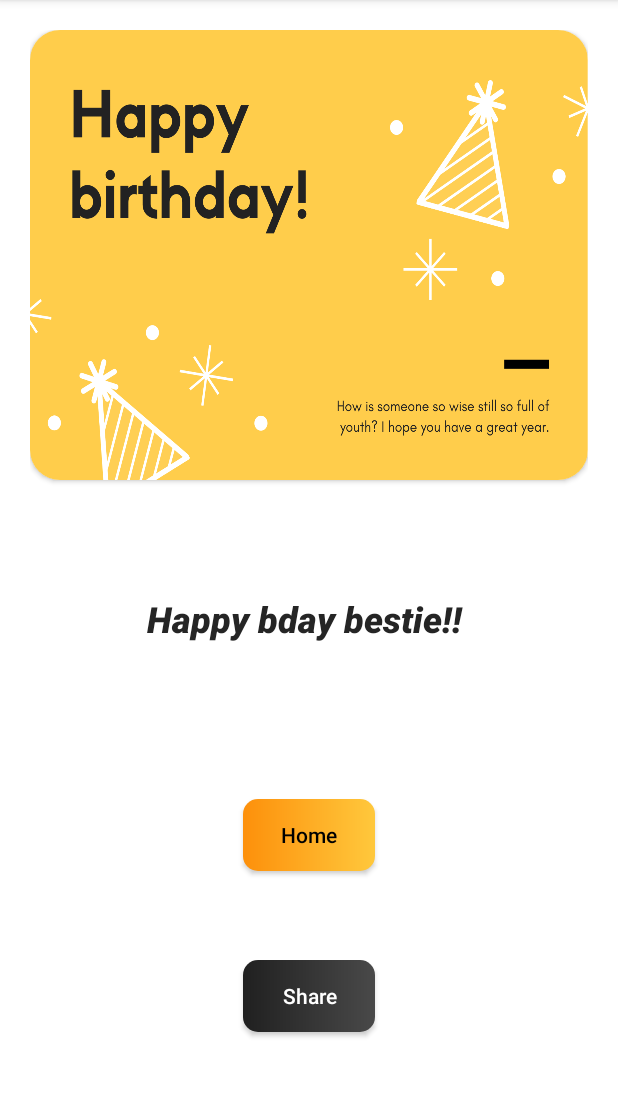
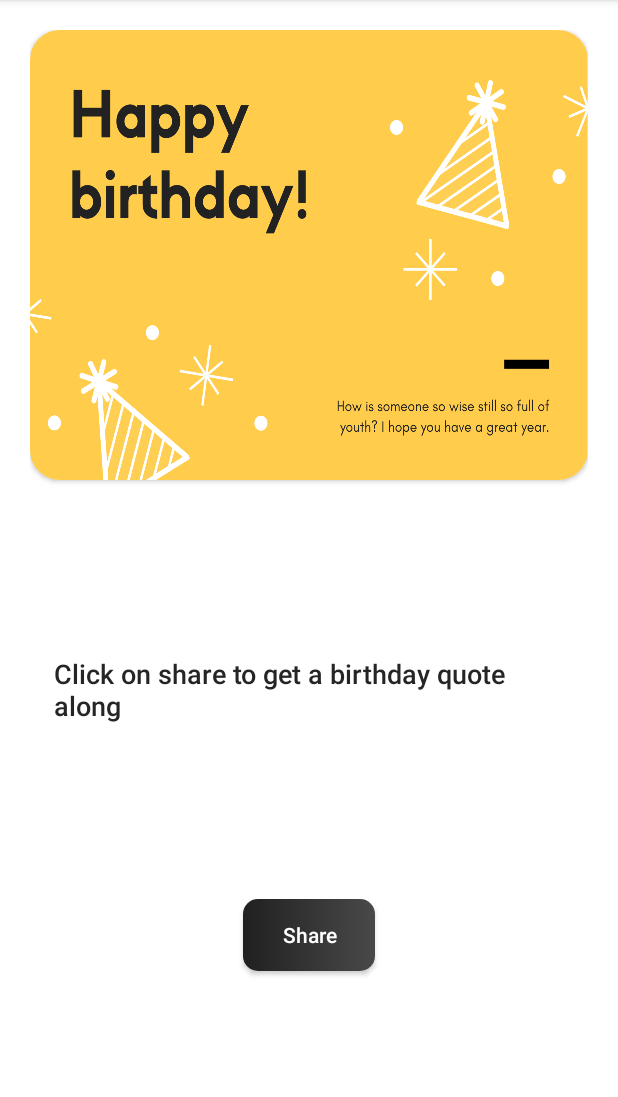
Before and after one commit to Shiv-flexhub/Birthday_card2.O, an Android app: the screen it shows after launch (LayoutFour), after a tap on "CARD 4", on a phone screen of 412 x 824 dp, the part 84-1181 px from its top. Run offline under Robolectric (Android 15) with nearby library versions, the phone set to English and light mode, and no system bars.

Commit message:
-Removed "back to home page button" from all the layouts -Added six different quotes -updated the textview

```diff
--- a/app/src/main/java/com/example/birthday_card2o/LayoutFour.kt
+++ b/app/src/main/java/com/example/birthday_card2o/LayoutFour.kt
@@ -18,13 +18,9 @@ class LayoutFour : AppCompatActivity() {
         setContentView(binding.root)
 
         val nameFour = intent.getStringExtra("EXTRA_NAME")
-        binding.tvReceiveFour.text = "Happy bday bestie!! \n $nameFour"
+        binding.tvReceiveFour.text = "Click on share to get a birthday quote along"
 
-        binding.btnLayoutFourBack.setOnClickListener {
-            Intent(this,MainActivity::class.java).also{
-                startActivity(it)
-            }
-        }
+
 
         binding.btnShareFour.setOnClickListener{
             // Step 1: Create Share intent
@@ -42,7 +38,9 @@ class LayoutFour : AppCompatActivity() {
             // Step 5: Get URI of saved image
             val uri = Uri.parse(path)
 
-            intent.putExtra(Intent.EXTRA_TEXT, "Happy Birthday $nameFour")
+            intent.putExtra(Intent.EXTRA_TEXT, "Happy birthday to one of my best friends. Here’s " +
+                    "to another year of laughing at our own jokes and keeping each other sane! Love you " +
+                    "and once again many many happy returns of the day *_${nameFour}_*!")
 
             // Step 6: Put Uri as extra to share intent
             intent.putExtra(Intent.EXTRA_STREAM, uri)
--- a/app/src/main/res/layout/layout_four.xml
+++ b/app/src/main/res/layout/layout_four.xml
@@ -40,27 +40,27 @@
         android:padding="16dp"
         android:text="Cheers"
         android:textColor="#252525"
-        android:textSize="24sp"
-        android:textStyle="italic|bold"
-        app:layout_constraintBottom_toTopOf="@+id/btnLayoutFourBack"
+        android:textSize="18sp"
+
+        app:layout_constraintBottom_toTopOf="@+id/btnShareFour"
         app:layout_constraintEnd_toEndOf="parent"
         app:layout_constraintHorizontal_bias="0.5"
         app:layout_constraintStart_toStartOf="parent"
         app:layout_constraintTop_toBottomOf="@+id/cardView" />
 
-    <androidx.appcompat.widget.AppCompatButton
-        android:id="@+id/btnLayoutFourBack"
-        android:layout_width="wrap_content"
-        android:layout_height="wrap_content"
-        android:text="Home"
-        android:textColor="@color/black"
-        android:textAllCaps="false"
-        android:background="@drawable/custom_button2"
-        app:layout_constraintBottom_toTopOf="@+id/btnShareFour"
-        app:layout_constraintEnd_toEndOf="parent"
-        app:layout_constraintHorizontal_bias="0.5"
-        app:layout_constraintStart_toStartOf="parent"
-        app:layout_constraintTop_toBottomOf="@+id/tvReceiveFour" />
+<!--    <androidx.appcompat.widget.AppCompatButton-->
+<!--        android:id="@+id/btnLayoutFourBack"-->
+<!--        android:layout_width="wrap_content"-->
+<!--        android:layout_height="wrap_content"-->
+<!--        android:text="Home"-->
+<!--        android:textColor="@color/black"-->
+<!--        android:textAllCaps="false"-->
+<!--        android:background="@drawable/custom_button2"-->
+<!--        app:layout_constraintBottom_toTopOf="@+id/btnShareFour"-->
+<!--        app:layout_constraintEnd_toEndOf="parent"-->
+<!--        app:layout_constraintHorizontal_bias="0.5"-->
+<!--        app:layout_constraintStart_toStartOf="parent"-->
+<!--        app:layout_constraintTop_toBottomOf="@+id/tvReceiveFour" />-->
 
     <androidx.appcompat.widget.AppCompatButton
         android:id="@+id/btnShareFour"
@@ -74,6 +74,6 @@
         app:layout_constraintEnd_toEndOf="parent"
         app:layout_constraintHorizontal_bias="0.5"
         app:layout_constraintStart_toStartOf="parent"
-        app:layout_constraintTop_toBottomOf="@+id/btnLayoutFourBack" />
+        app:layout_constraintTop_toBottomOf="@+id/tvReceiveFour" />
 
 </androidx.constraintlayout.widget.ConstraintLayout>
```
Also changed, not shown: app/src/main/java/com/example/birthday_card2o/LayoutFive.kt (+5 -7 lines), app/src/main/java/com/example/birthday_card2o/LayoutOne.kt (+17 -11 lines), app/src/main/java/com/example/birthday_card2o/LayoutSix.kt (+5 -7 lines), app/src/main/java/com/example/birthday_card2o/LayoutThree.kt (+3 -7 lines), app/src/main/java/com/example/birthday_card2o/LayoutTwo.kt (+15 -10 lines), app/src/main/res/layout/layout_five.xml (+16 -16 lines), app/src/main/res/layout/layout_one.xml (+16 -16 lines), app/src/main/res/layout/layout_six.xml (+15 -16 lines), app/src/main/res/layout/layout_three.xml (+15 -17 lines), app/src/main/res/layout/layout_two.xml (+16 -16 lines).
